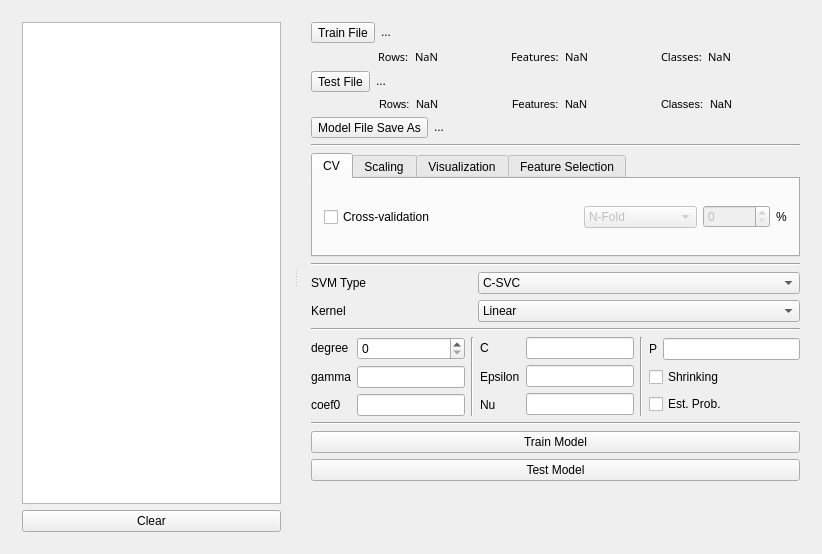
The window that svm-app/mainwindow.ui (boidachenkop/dw) describes before a commit, drawn with Qt 5.
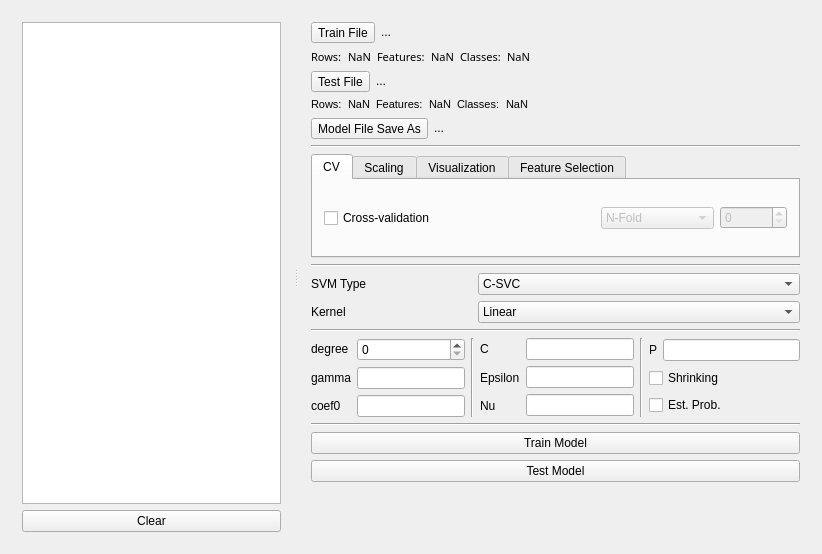
The same window after the commit. The open tabs and pages were chosen to show the change.

Commit message: Dataset info layout correction

The edit to the form file:
```diff
--- a/svm-app/mainwindow.ui
+++ b/svm-app/mainwindow.ui
@@ -116,7 +116,7 @@
          </layout>
         </item>
         <item>
-         <layout class="QHBoxLayout" name="trainInfo_global_horizontalLayout">
+         <layout class="QHBoxLayout" name="trainInfo_global_horizontalLayout" stretch="0,0,0,0">
           <item>
            <layout class="QHBoxLayout" name="train_rows_horizontalLayout">
             <item>
@@ -243,6 +243,19 @@
             </item>
            </layout>
           </item>
+          <item>
+           <widget class="QLabel" name="train_spacer_label">
+            <property name="sizePolicy">
+             <sizepolicy hsizetype="MinimumExpanding" vsizetype="Preferred">
+              <horstretch>0</horstretch>
+              <verstretch>0</verstretch>
+             </sizepolicy>
+            </property>
+            <property name="text">
+             <string/>
+            </property>
+           </widget>
+          </item>
          </layout>
         </item>
         <item>
@@ -285,7 +298,7 @@
          </layout>
         </item>
         <item>
-         <layout class="QHBoxLayout" name="testInfo_global_horizontalLayout">
+         <layout class="QHBoxLayout" name="testInfo_global_horizontalLayout" stretch="0,0,0,0">
           <item>
            <layout class="QHBoxLayout" name="test_rows_horizontalLayout">
             <item>
@@ -406,6 +419,19 @@
             </item>
            </layout>
           </item>
+          <item>
+           <widget class="QLabel" name="test_spacer_label">
+            <property name="sizePolicy">
+             <sizepolicy hsizetype="MinimumExpanding" vsizetype="Preferred">
+              <horstretch>0</horstretch>
+              <verstretch>0</verstretch>
+             </sizepolicy>
+            </property>
+            <property name="text">
+             <string/>
+            </property>
+           </widget>
+          </item>
          </layout>
         </item>
         <item>
@@ -524,19 +550,6 @@
               </property>
              </widget>
             </item>
-            <item>
-             <widget class="QLabel" name="percent_label">
-              <property name="sizePolicy">
-               <sizepolicy hsizetype="Fixed" vsizetype="Fixed">
-                <horstretch>0</horstretch>
-                <verstretch>0</verstretch>
-               </sizepolicy>
-              </property>
-              <property name="text">
-               <string>%</string>
-              </property>
-             </widget>
-            </item>
            </layout>
           </widget>
           <widget class="QWidget" name="scaling_tab">
```
Left out of the diff: 2 changed lines with no effect on the pictures. The commit also changes 3 other files.
